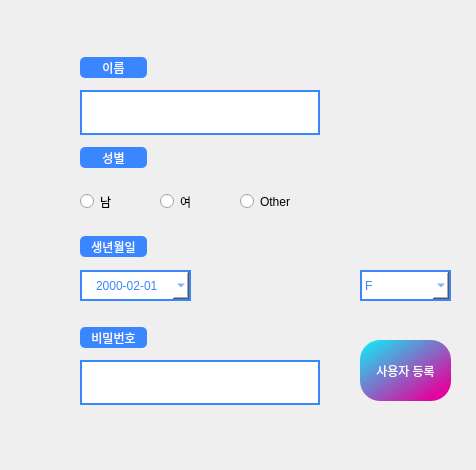
This is GUI/ui/userSetting.ui in addinedu-ros-4th/deeplearning-repo-6 as Qt 5 draws it before an edit. The edited form follows.
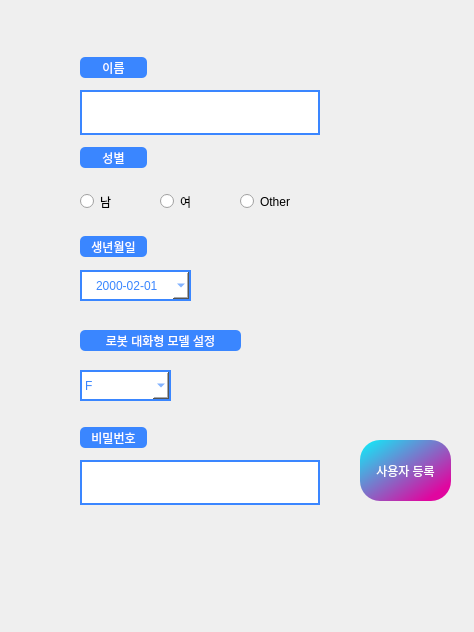
This is the edited form.

Commit message: Change User Interface Improvement

What changed in the file:
```diff
--- a/GUI/ui/userSetting.ui
+++ b/GUI/ui/userSetting.ui
@@ -6,8 +6,8 @@
    <rect>
     <x>0</x>
     <y>0</y>
-    <width>476</width>
-    <height>470</height>
+    <width>474</width>
+    <height>632</height>
    </rect>
   </property>
   <property name="windowTitle">
@@ -86,7 +86,7 @@
    <property name="geometry">
     <rect>
      <x>80</x>
-     <y>327</y>
+     <y>427</y>
      <width>67</width>
      <height>21</height>
     </rect>
@@ -108,7 +108,7 @@
    <property name="geometry">
     <rect>
      <x>360</x>
-     <y>340</y>
+     <y>440</y>
      <width>91</width>
      <height>61</height>
     </rect>
@@ -125,8 +125,8 @@
   <widget class="QComboBox" name="cbox_Model">
    <property name="geometry">
     <rect>
-     <x>360</x>
-     <y>270</y>
+     <x>80</x>
+     <y>370</y>
      <width>91</width>
      <height>31</height>
     </rect>
@@ -244,7 +244,7 @@
    <property name="geometry">
     <rect>
      <x>80</x>
-     <y>360</y>
+     <y>460</y>
      <width>240</width>
      <height>45</height>
     </rect>
@@ -293,6 +293,28 @@
     <string>Other</string>
    </property>
   </widget>
+  <widget class="QLabel" name="Label_robot_setting">
+   <property name="geometry">
+    <rect>
+     <x>80</x>
+     <y>330</y>
+     <width>161</width>
+     <height>21</height>
+    </rect>
+   </property>
+   <property name="styleSheet">
+    <string notr="true">	color: white;
+	background-color: rgb(58, 134, 255);
+	border-radius: 5px;
+</string>
+   </property>
+   <property name="text">
+    <string>로봇 대화형 모델 설정</string>
+   </property>
+   <property name="alignment">
+    <set>Qt::AlignCenter</set>
+   </property>
+  </widget>
  </widget>
  <resources/>
  <connections/>
```
The commit also changes 4 other files.
